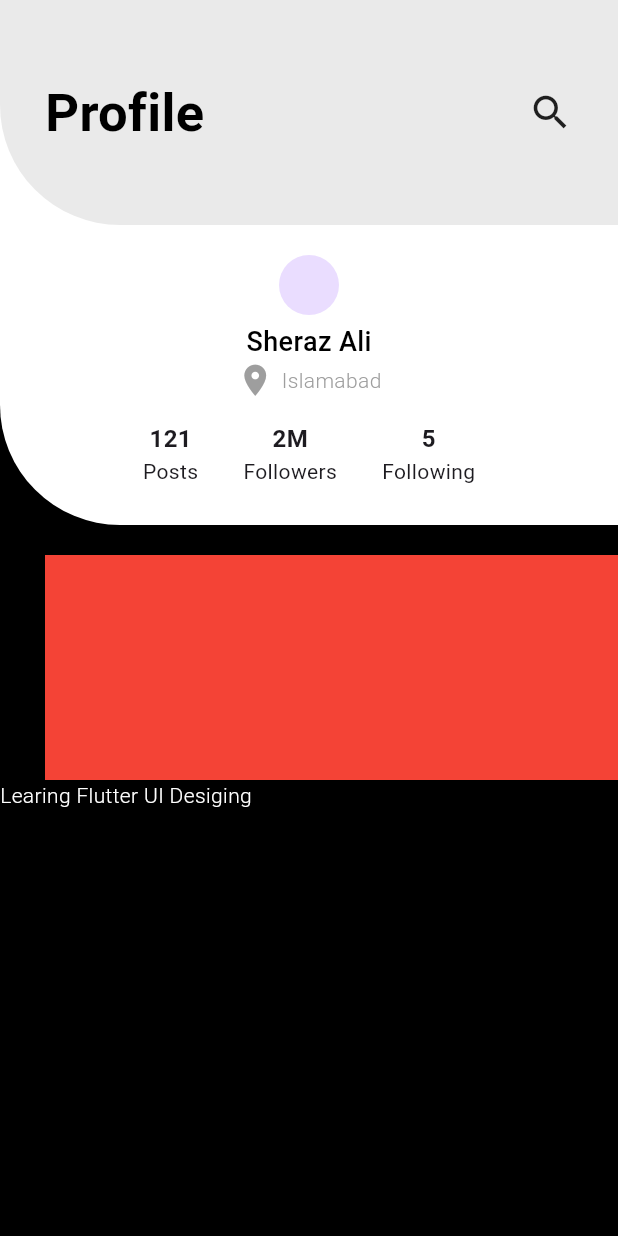
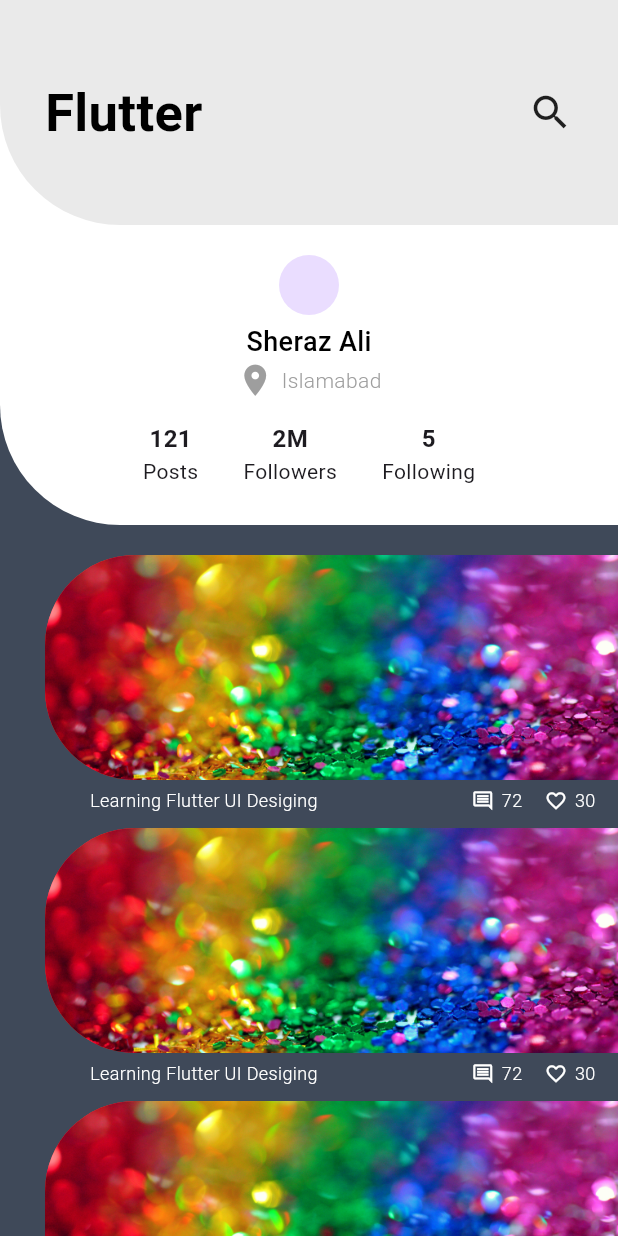
Before and after one commit to Sheraz788/FlutterUIBasics, a Flutter app: the screen it shows after launch, on a phone screen of 412 x 824 dp. Run offline on Flutter 3.47's test engine with Material 3 defaults, Android fonts, the light colour scheme and no system bars.

Commit message:
user profile ui using flutter basics added

```diff
--- a/lib/AppBar/MyAppBar.dart
+++ b/lib/AppBar/MyAppBar.dart
@@ -19,7 +19,7 @@ class MyAppBar extends StatelessWidget {
         mainAxisAlignment: MainAxisAlignment.spaceBetween,
         children: [
 
-          Text("Profile", style: titleText,),
+          Text("Flutter", style: titleText,),
 
           Icon(Icons.search, size: 30,)
         ],
--- a/lib/Posts/MyPosts.dart
+++ b/lib/Posts/MyPosts.dart
@@ -1,35 +1,23 @@
 import 'package:flutter/material.dart';
+import 'package:flutter_ui_basics/Posts/SinglePost.dart';
 
 class MyPosts extends StatelessWidget {
   const MyPosts({super.key});
 
   @override
   Widget build(BuildContext context) {
-    return Padding(
-      padding: const EdgeInsets.only(top: 370.0),
+    return const Padding(
+      padding: EdgeInsets.only(top: 370.0),
       child: Column(
-
         children: [
-
-          Column(
-            children: [
-              Container(
-                margin: const EdgeInsets.only(left: 30),
-                height: 150,
-                width: double.infinity,
-                color: Colors.red,
-              ),
-              const Row(
-
-                children: [
-
-                  Text("Learing Flutter UI Desiging", style: TextStyle(color: Colors.white, fontSize: 14, fontWeight: FontWeight.w300),)
-
-                ],
-
-              )
-            ],
-          ),
+          SinglePost(),
+          SinglePost(),
+          SinglePost(),
+          SinglePost(),
+          SinglePost(),
+          SinglePost(),
+          SinglePost(),
+          SinglePost(),
         ],
       ),
     );
--- /dev/null
+++ b/lib/Posts/SinglePost.dart
@@ -0,0 +1,77 @@
+import 'package:flutter/material.dart';
+
+class SinglePost extends StatelessWidget {
+  const SinglePost({super.key});
+
+  @override
+  Widget build(BuildContext context) {
+    return  Column(
+      children: [
+        Container(
+          decoration: const BoxDecoration(
+              color: Colors.red,
+              borderRadius: BorderRadius.only(topLeft: Radius.circular(60), bottomLeft: Radius.circular(60))
+          ),
+          margin: const EdgeInsets.only(left: 30),
+          height: 150,
+          width: double.infinity,
+          child: ClipRRect(
+            borderRadius: const BorderRadius.only(topLeft: Radius.circular(60), bottomLeft: Radius.circular(60)),
+            child: Image.asset("assets/post_img.jpg", fit: BoxFit.cover,),
+          )
+        ),
+        const SizedBox(
+          height: 5,
+        ),
+        Container(
+          margin: const EdgeInsets.only(left: 60, right: 15, bottom: 10),
+          child: const Row(
+            mainAxisAlignment: MainAxisAlignment.spaceBetween,
+            children: [
+              Text(
+                "Learning Flutter UI Desiging",
+                style: TextStyle(
+                    color: Colors.white,
+                    fontSize: 12,
+                    fontWeight: FontWeight.w300),
+              ),
+              Row(
+                children: [
+                  Icon(
+                    Icons.comment_outlined,
+                    color: Colors.white,
+                    size: 15,
+                  ),
+                  SizedBox(
+                    width: 5,
+                  ),
+                  Text("72",
+                      style: TextStyle(
+                          color: Colors.white,
+                          fontSize: 12,
+                          fontWeight: FontWeight.w300)),
+                  SizedBox(
+                    width: 15,
+                  ),
+                  Icon(
+                    Icons.favorite_outline,
+                    color: Colors.white,
+                    size: 15,
+                  ),
+                  SizedBox(
+                    width: 5,
+                  ),
+                  Text("30",
+                      style: TextStyle(
+                          color: Colors.white,
+                          fontSize: 12,
+                          fontWeight: FontWeight.w300)),
+                ],
+              )
+            ],
+          ),
+        )
+      ],
+    );
+  }
+}
--- a/lib/colors/AppStyles.dart
+++ b/lib/colors/AppStyles.dart
@@ -3,6 +3,7 @@ import 'package:flutter/material.dart';
 const Color gray_eaeaea = Color(0xffeaeaea);
 const Color white = Color(0xffffffff);
 const Color black = Color(0xff000000);
+const Color light_blue_3f4959 = Color(0xff3f4959);
 
 
 
--- a/lib/main.dart
+++ b/lib/main.dart
@@ -18,7 +18,7 @@ class MyApp extends StatelessWidget {
     return MaterialApp(
       debugShowCheckedModeBanner: false,
       home: Scaffold(
-        backgroundColor: black,
+        backgroundColor: light_blue_3f4959,
         body: ListView(
           children:  const [
             Stack(
```
Also changed, not shown: pubspec.yaml (+6 -3 lines), assets/post_img.jpg (added), assets/profile_post.jpeg (added).
